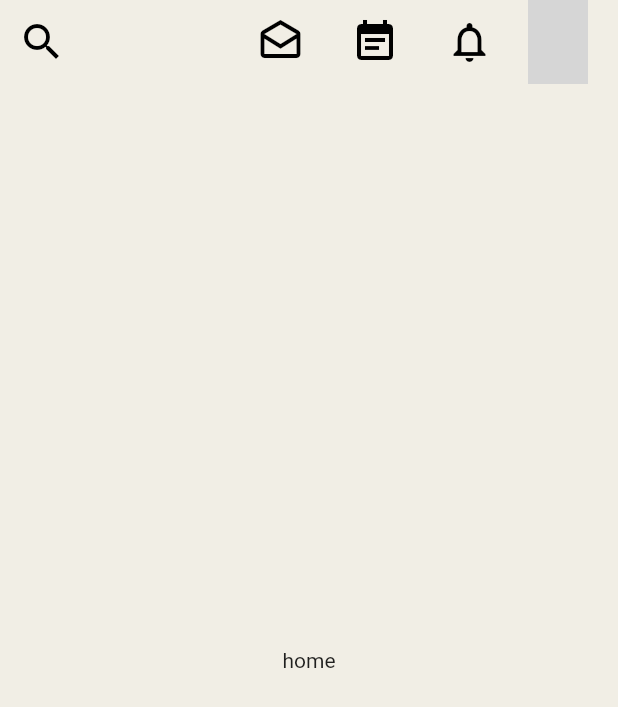
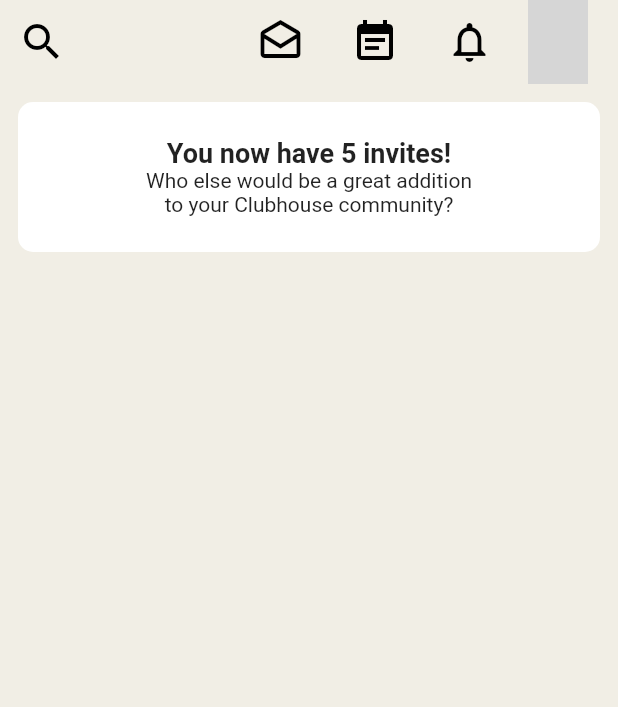
Before and after one commit to WaelDev/clubhouse_ui_clone, a Flutter app: the screen it shows after launch, on a phone screen of 412 x 824 dp. Shown: the top 707 px of the screen. Run offline on Flutter 3.47's test engine with Material 2 defaults, Android fonts, the phone set to English and light mode, and no system bars; grey boxes are pictures that could not be loaded.

Commit message:
build invites popUp component

```diff
--- a/lib/main.dart
+++ b/lib/main.dart
@@ -1,5 +1,6 @@
-import 'package:clubhouse_clone/views/home_screen.dart';
 import 'package:flutter/material.dart';
+
+import 'views/home_screen.dart';
 
 void main() {
   runApp(MyApp());
--- /dev/null
+++ b/lib/views/components/invites_pop_up.dart
@@ -0,0 +1,27 @@
+import 'package:flutter/material.dart';
+
+Widget invitesPopUp() {
+  return Container(
+    decoration: BoxDecoration(
+      borderRadius: BorderRadius.circular(10),
+      color: Colors.white,
+    ),
+    width: double.infinity,
+    height: 100,
+    child: Column(
+      mainAxisAlignment: MainAxisAlignment.center,
+      crossAxisAlignment: CrossAxisAlignment.center,
+      children: [
+        Text(
+          'You now have 5 invites!',
+          style: TextStyle(
+            fontSize: 18,
+            fontWeight: FontWeight.w600,
+          ),
+        ),
+        Text('Who else would be a great addition'),
+        Text('to your Clubhouse community?'),
+      ],
+    ),
+  );
+}
--- a/lib/views/home_screen.dart
+++ b/lib/views/home_screen.dart
@@ -1,3 +1,4 @@
+import 'components/invites_pop_up.dart';
 import 'package:flutter/material.dart';
 
 import 'components/custom_app_bar.dart';
@@ -8,8 +9,14 @@ class HomeScreen extends StatelessWidget {
     return Scaffold(
       backgroundColor: Color(0xfff1eee5),
       appBar: customAppBar(context, 'fdf'),
-      body: Container(
-        child: Center(child: Text('home')),
+      body: Padding(
+        padding: const EdgeInsets.all(12),
+        child: Column(
+          crossAxisAlignment: CrossAxisAlignment.center,
+          children: [
+            invitesPopUp(),
+          ],
+        ),
       ),
     );
   }
```
